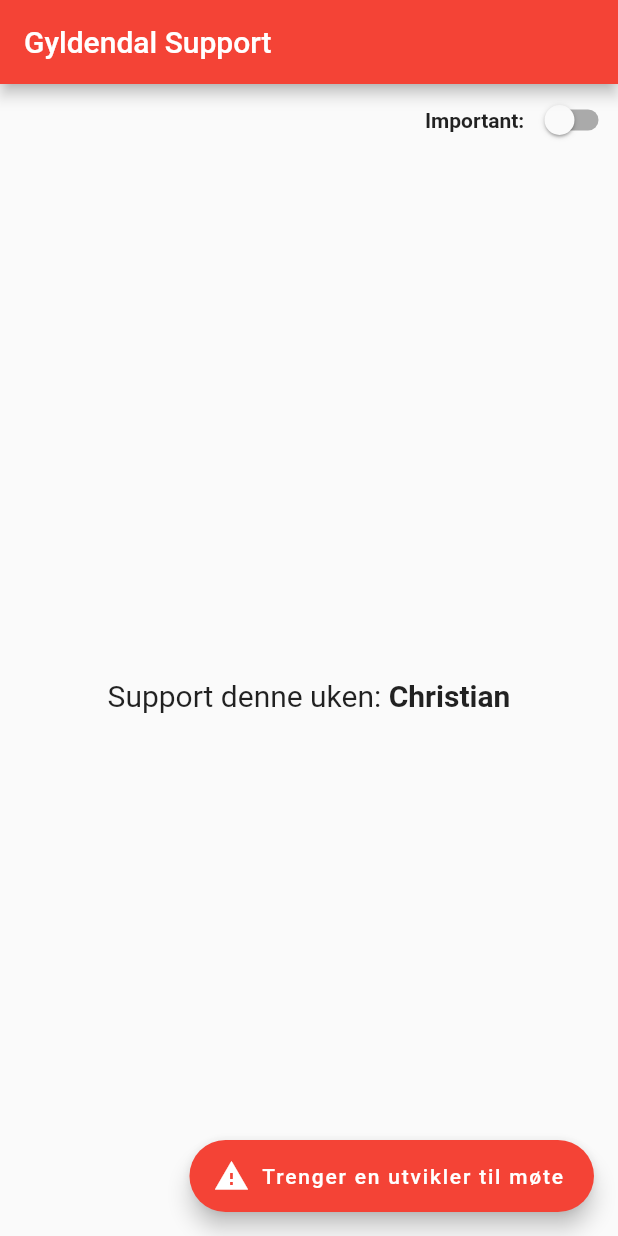
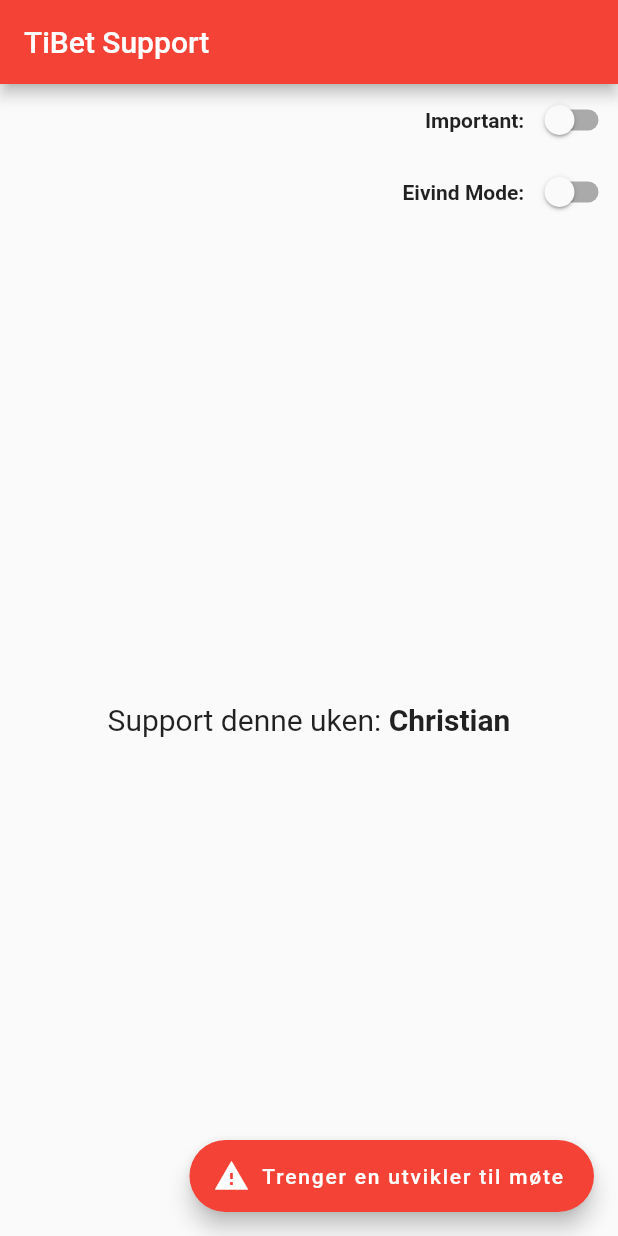
Before and after one commit to subfusc/gy_support, a Flutter app: the screen it shows after launch, on a phone screen of 412 x 824 dp. Run offline on Flutter 3.47's test engine with Material 2 defaults, Android fonts, the phone set to English and light mode, and no system bars.

Commit message:
Eivind mode

```diff
--- a/lib/main.dart
+++ b/lib/main.dart
@@ -47,10 +47,10 @@
   @override
   Widget build(BuildContext context) {
     return MaterialApp(
-      title: 'Gyldendal Support',
+      title: 'TiBet Support',
       theme: ThemeData(
           primarySwatch: Colors.red, brightness: darkMode ? Brightness.dark : Brightness.light),
-      home: MyHomePage(title: 'Gyldendal Support', togFunc: turnOnDark),
+      home: MyHomePage(title: 'TiBet Support', togFunc: turnOnDark),
     );
   }
 }
@@ -68,6 +68,7 @@
 class _MyHomePageState extends State<MyHomePage> {
   final List<String> devs = ['Morten', 'Eivind', 'Christian', 'Sindre'];
   bool darkMode = false;
+  bool showList = false;
 
   @override
   Widget build(BuildContext context) {
@@ -83,12 +84,20 @@
                   widget.togFunc(v);
                 })
           ]),
+          Row(mainAxisAlignment: MainAxisAlignment.end, children: [
+            const Text('Eivind Mode: ', style: TextStyle(fontWeight: FontWeight.bold)),
+            Switch(value: showList, onChanged: (v) => setState(() => showList = v)),
+          ]),
           Expanded(
-              child: Row(mainAxisAlignment: MainAxisAlignment.center, children: [
-            const Text('Support denne uken: ', style: TextStyle(fontSize: 20)),
-            Text(devs[weekNumber(DateTime.now()) % devs.length],
-                style: const TextStyle(fontSize: 20, fontWeight: FontWeight.bold)),
-          ])),
+            child: Column(mainAxisAlignment: MainAxisAlignment.center, children: [
+              Row(mainAxisAlignment: MainAxisAlignment.center, children: [
+                const Text('Support denne uken: ', style: TextStyle(fontSize: 20)),
+                Text(devs[weekNumber(DateTime.now()) % devs.length],
+                    style: const TextStyle(fontSize: 20, fontWeight: FontWeight.bold)),
+              ]),
+              (showList ? Text('Rekkefølge: ${devs.toString()}') : const Text('')),
+            ]),
+          )
         ]),
         floatingActionButton: FloatingActionButton.extended(
             icon: const Icon(Icons.warning),
```
